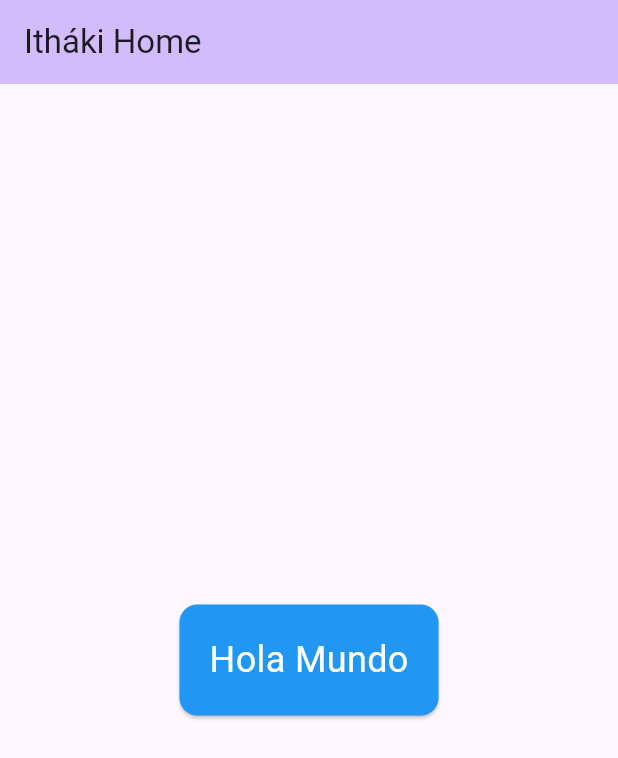
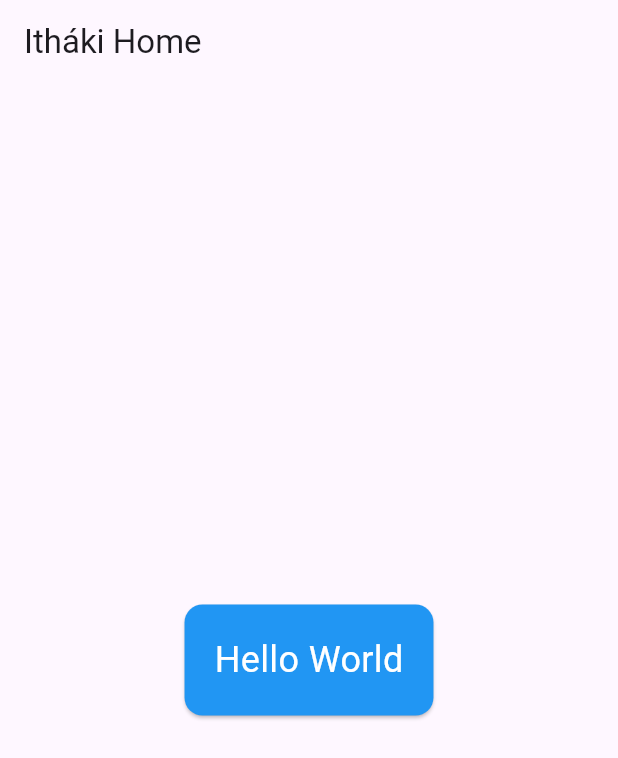
Before and after one commit to Jagondia96/Ithaki, a Flutter app: the screen it shows after launch, on a phone screen of 412 x 824 dp. Shown: the top 758 px of the screen. Run offline on Flutter 3.47's test engine with Material 3 defaults, Android fonts, the phone set to English and light mode, and no system bars.

Commit message:
Adaptacion del proyecto para tener una estructura estandarizada de desarrollo con entornos y traducciones

````diff
--- /dev/null
+++ b/l10n.yaml
@@ -0,0 +1,3 @@
+arb-dir: lib/l10n/arb
+template-arb-file: app_en.arb
+output-dir: lib/l10n/generated
--- a/lib/app.dart
+++ b/lib/app.dart
@@ -1,16 +1,34 @@
 import 'package:flutter/material.dart';
+import 'package:flutter_localizations/flutter_localizations.dart';
+import 'package:ithaki/l10n/generated/app_localizations.dart';
+import 'app_config.dart';
 import 'core/theme/app_theme.dart';
 import 'features/home/presentation/pages/home_page.dart';
 
 class MyApp extends StatelessWidget {
-  const MyApp({super.key});
+  final AppConfig config;
+
+  const MyApp({
+    super.key,
+    required this.config,
+  });
 
   @override
   Widget build(BuildContext context) {
     return MaterialApp(
-      title: 'Itháki',
+      title: config.appName,
+      localizationsDelegates: const [
+        AppLocalizations.delegate,
+        GlobalMaterialLocalizations.delegate,
+        GlobalWidgetsLocalizations.delegate,
+        GlobalCupertinoLocalizations.delegate,
+      ],
+      supportedLocales: const [
+        Locale('en'), // English
+        Locale('es'), // Spanish
+      ],
       theme: AppTheme.lightTheme,
-      home: const MyHomePage(title: 'Itháki Home'),
+      home: const MyHomePage(),
     );
   }
 }
--- /dev/null
+++ b/lib/app_config.dart
@@ -0,0 +1,25 @@
+enum Environment { dev, prod }
+
+class AppConfig {
+  final Environment environment;
+  final String apiBaseUrl;
+  final String appName;
+
+  const AppConfig({
+    required this.environment,
+    required this.apiBaseUrl,
+    required this.appName,
+  });
+
+  static const dev = AppConfig(
+    environment: Environment.dev,
+    apiBaseUrl: 'https://dev.api.ithaki.com',
+    appName: 'Itháki Dev',
+  );
+
+  static const prod = AppConfig(
+    environment: Environment.prod,
+    apiBaseUrl: 'https://api.ithaki.com',
+    appName: 'Itháki',
+  );
+}
--- a/lib/features/home/presentation/pages/home_page.dart
+++ b/lib/features/home/presentation/pages/home_page.dart
@@ -1,25 +1,23 @@
 import 'package:flutter/material.dart';
+import 'package:ithaki/l10n/generated/app_localizations.dart';
 
 class MyHomePage extends StatelessWidget {
-  const MyHomePage({super.key, required this.title});
-
-  final String title;
+  const MyHomePage({super.key});
 
   @override
   Widget build(BuildContext context) {
     return Scaffold(
       appBar: AppBar(
-        backgroundColor: Theme.of(context).colorScheme.inversePrimary,
-        title: Text(title),
+        title: Text(AppLocalizations.of(context)!.homeTitle),
       ),
-      body: const Center(
+      body: Center(
         child: Card(
           color: Colors.blue,
           child: Padding(
-            padding: EdgeInsets.all(20.0),
+            padding: const EdgeInsets.all(20.0),
             child: Text(
-              'Hola Mundo',
-              style: TextStyle(fontSize: 24, color: Colors.white),
+              AppLocalizations.of(context)!.helloWorld,
+              style: const TextStyle(fontSize: 24, color: Colors.white),
             ),
           ),
         ),
--- /dev/null
+++ b/lib/l10n/arb/app_en.arb
@@ -0,0 +1,5 @@
+{
+    "@@locale": "en",
+    "helloWorld": "Hello World",
+    "homeTitle": "Itháki Home"
+}
--- /dev/null
+++ b/lib/l10n/arb/app_es.arb
@@ -0,0 +1,5 @@
+{
+    "@@locale": "es",
+    "helloWorld": "Hola Mundo",
+    "homeTitle": "Inicio Itháki"
+}
--- /dev/null
+++ b/lib/l10n/arb/app_localizations.dart
@@ -0,0 +1,145 @@
+import 'dart:async';
+
+import 'package:flutter/foundation.dart';
+import 'package:flutter/widgets.dart';
+import 'package:flutter_localizations/flutter_localizations.dart';
+import 'package:intl/intl.dart' as intl;
+
+import 'app_localizations_en.dart';
+import 'app_localizations_es.dart';
+
+// ignore_for_file: type=lint
+
+/// Callers can lookup localized strings with an instance of AppLocalizations
+/// returned by `AppLocalizations.of(context)`.
+///
+/// Applications need to include `AppLocalizations.delegate()` in their app's
+/// `localizationDelegates` list, and the locales they support in the app's
+/// `supportedLocales` list. For example:
+///
+/// ```dart
+/// import 'arb/app_localizations.dart';
+///
+/// return MaterialApp(
+///   localizationsDelegates: AppLocalizations.localizationsDelegates,
+///   supportedLocales: AppLocalizations.supportedLocales,
+///   home: MyApplicationHome(),
+/// );
+/// ```
+///
+/// ## Update pubspec.yaml
+///
+/// Please make sure to update your pubspec.yaml to include the following
+/// packages:
+///
+/// ```yaml
+/// dependencies:
+///   # Internationalization support.
+///   flutter_localizations:
+///     sdk: flutter
+///   intl: any # Use the pinned version from flutter_localizations
+///
+///   # Rest of dependencies
+/// ```
+///
+/// ## iOS Applications
+///
+/// iOS applications define key application metadata, including supported
+/// locales, in an Info.plist file that is built into the application bundle.
+/// To configure the locales supported by your app, you’ll need to edit this
+/// file.
+///
+/// First, open your project’s ios/Runner.xcworkspace Xcode workspace file.
+/// Then, in the Project Navigator, open the Info.plist file under the Runner
+/// project’s Runner folder.
+///
+/// Next, select the Information Property List item, select Add Item from the
+/// Editor menu, then select Localizations from the pop-up menu.
+///
+/// Select and expand the newly-created Localizations item then, for each
+/// locale your application supports, add a new item and select the locale
+/// you wish to add from the pop-up menu in the Value field. This list should
+/// be consistent with the languages listed in the AppLocalizations.supportedLocales
+/// property.
+abstract class AppLocalizations {
+  AppLocalizations(String locale)
+      : localeName = intl.Intl.canonicalizedLocale(locale.toString());
+
+  final String localeName;
+
+  static AppLocalizations? of(BuildContext context) {
+    return Localizations.of<AppLocalizations>(context, AppLocalizations);
+  }
+
+  static const LocalizationsDelegate<AppLocalizations> delegate =
+      _AppLocalizationsDelegate();
+
+  /// A list of this localizations delegate along with the default localizations
+  /// delegates.
+  ///
+  /// Returns a list of localizations delegates containing this delegate along with
+  /// GlobalMaterialLocalizations.delegate, GlobalCupertinoLocalizations.delegate,
+  /// and GlobalWidgetsLocalizations.delegate.
+  ///
+  /// Additional delegates can be added by appending to this list in
+  /// MaterialApp. This list does not have to be used at all if a custom list
+  /// of delegates is preferred or required.
+  static const List<LocalizationsDelegate<dynamic>> localizationsDelegates =
+      <LocalizationsDelegate<dynamic>>[
+    delegate,
+    GlobalMaterialLocalizations.delegate,
+    GlobalCupertinoLocalizations.delegate,
+    GlobalWidgetsLocalizations.delegate,
+  ];
+
+  /// A list of this localizations delegate's supported locales.
+  static const List<Locale> supportedLocales = <Locale>[
+    Locale('en'),
+    Locale('es')
+  ];
+
+  /// No description provided for @helloWorld.
+  ///
+  /// In en, this message translates to:
+  /// **'Hello World'**
+  String get helloWorld;
+
+  /// No description provided for @homeTitle.
+  ///
+  /// In en, this message translates to:
+  /// **'Itháki Home'**
+  String get homeTitle;
+}
+
+class _AppLocalizationsDelegate
+    extends LocalizationsDelegate<AppLocalizations> {
+  const _AppLocalizationsDelegate();
+
+  @override
+  Future<AppLocalizations> load(Locale locale) {
+    return SynchronousFuture<AppLocalizations>(lookupAppLocalizations(locale));
+  }
+
+  @override
+  bool isSupported(Locale locale) =>
+      <String>['en', 'es'].contains(locale.languageCode);
+
+  @override
+  bool shouldReload(_AppLocalizationsDelegate old) => false;
+}
+
+AppLocalizations lookupAppLocalizations(Locale locale) {
+  // Lookup logic when only language code is specified.
+  switch (locale.languageCode) {
+    case 'en':
+      return AppLocalizationsEn();
+    case 'es':
+      return AppLocalizationsEs();
+  }
+
+  throw FlutterError(
+      'AppLocalizations.delegate failed to load unsupported locale "$locale". This is likely '
+      'an issue with the localizations generation tool. Please file an issue '
+      'on GitHub with a reproducible sample app and the gen-l10n configuration '
+      'that was used.');
+}
--- a/lib/main.dart
+++ b/lib/main.dart
@@ -1,6 +1,7 @@
 import 'package:flutter/material.dart';
 import 'app.dart';
+import 'app_config.dart';
 
-void main() {
-  runApp(const MyApp());
+void mainCommon(AppConfig config) {
+  runApp(MyApp(config: config));
 }
--- /dev/null
+++ b/lib/main_dev.dart
@@ -0,0 +1,6 @@
+import 'app_config.dart';
+import 'main.dart';
+
+void main() {
+  mainCommon(AppConfig.dev);
+}
--- /dev/null
+++ b/lib/main_prod.dart
@@ -0,0 +1,6 @@
+import 'app_config.dart';
+import 'main.dart';
+
+void main() {
+  mainCommon(AppConfig.prod);
+}
--- a/pubspec.yaml
+++ b/pubspec.yaml
@@ -30,6 +30,9 @@ environment:
 dependencies:
   flutter:
     sdk: flutter
+  flutter_localizations:
+    sdk: flutter
+  intl: ^0.20.2
 
 
   # The following adds the Cupertino Icons font to your application.
@@ -57,6 +60,7 @@ flutter:
   # included with your application, so that you can use the icons in
   # the material Icons class.
   uses-material-design: true
+  generate: true
 
   # To add assets to your application, add an assets section, like this:
   # assets:
````
Also changed, not shown: analysis_options.yaml (+67 -25 lines), lib/l10n/arb/app_localizations_en.dart (added, +16 -0 lines), lib/l10n/arb/app_localizations_es.dart (added, +16 -0 lines), lib/l10n/generated/app_localizations.dart (added), lib/l10n/generated/app_localizations_en.dart (added), lib/l10n/generated/app_localizations_es.dart (added), pubspec.lock, 2 other files.
